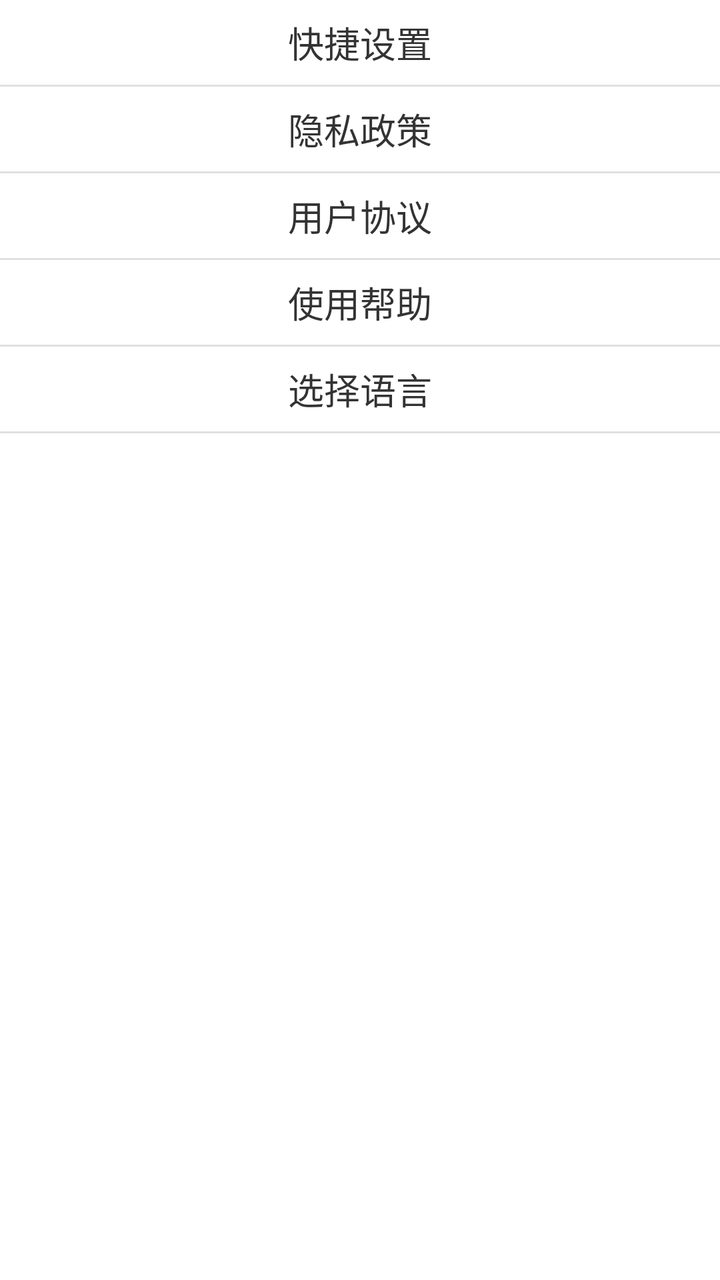
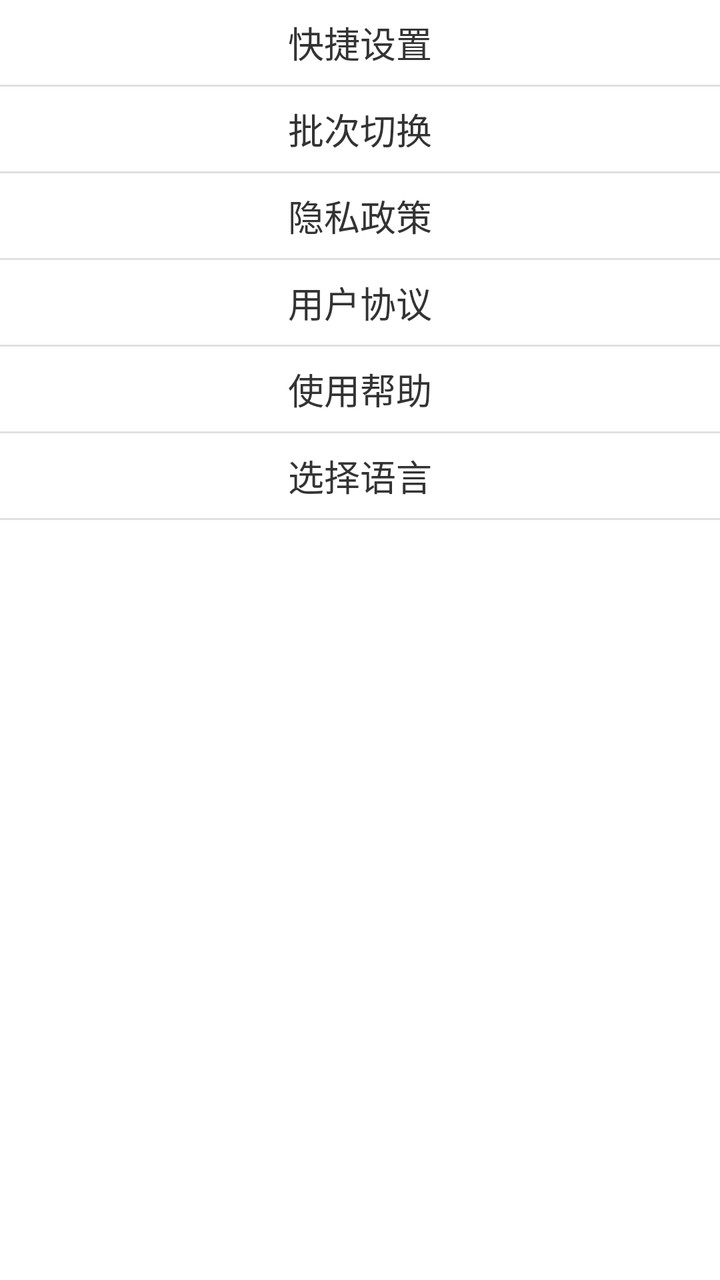

Screens rendered from an Android XML layout before and after an edit, with the pre-edit source and the edit as a unified diff.
<!-- AndroidManifest.xml: application theme AppTheme -->
<!-- res/layout/popup_main_menu.xml -->
<?xml version="1.0" encoding="utf-8"?>
<LinearLayout xmlns:android="http://schemas.android.com/apk/res/android"
    android:layout_width="match_parent"
    android:layout_height="wrap_content"
    android:orientation="vertical"
    android:background="#FFFFFF"
    android:elevation="10dp"
    android:minWidth="140dp">

    
    <TextView
        android:id="@+id/menu_item_quick_settings"
        android:layout_width="match_parent"
        android:layout_height="wrap_content"
        android:minHeight="40dp"
        android:text="@string/mix_menu_quick_settings"
        android:textSize="18sp"
        android:textColor="#333333"
        android:gravity="center"
        android:textAlignment="center"
        android:paddingStart="12dp"
        android:paddingEnd="12dp"
        android:paddingTop="8dp"
        android:paddingBottom="8dp"
        android:background="?attr/selectableItemBackground" />

    <View
        android:id="@+id/menu_divider_quick"
        android:layout_width="match_parent"
        android:layout_height="1dp"
        android:background="#E0E0E0" />

    <TextView
        android:id="@+id/menu_item_privacy_policy"
        android:layout_width="match_parent"
        android:layout_height="wrap_content"
        android:minHeight="39dp"
        android:text="@string/mix_menu_privacy_policy"
        android:textSize="18sp"
        android:textColor="#333333"
        android:gravity="center"
        android:textAlignment="center"
        android:paddingStart="12dp"
        android:paddingEnd="12dp"
        android:paddingTop="8dp"
        android:paddingBottom="8dp"
        android:background="?attr/selectableItemBackground" />

    <View
        android:layout_width="match_parent"
        android:layout_height="1dp"
        android:background="#E0E0E0" />

    <TextView
        android:id="@+id/menu_item_user_agreement"
        android:layout_width="match_parent"
        android:layout_height="wrap_content"
        android:minHeight="39dp"
        android:text="@string/mix_menu_user_agreement"
        android:textSize="18sp"
        android:textColor="#333333"
        android:gravity="center"
        android:textAlignment="center"
        android:paddingStart="12dp"
        android:paddingEnd="12dp"
        android:paddingTop="8dp"
        android:paddingBottom="8dp"
        android:background="?attr/selectableItemBackground" />

    <View
        android:layout_width="match_parent"
        android:layout_height="1dp"
        android:background="#E0E0E0" />

    <TextView
        android:id="@+id/menu_item_help"
        android:layout_width="match_parent"
        android:layout_height="wrap_content"
        android:minHeight="39dp"
        android:text="@string/mix_menu_help"
        android:textSize="18sp"
        android:textColor="#333333"
        android:gravity="center"
        android:textAlignment="center"
        android:paddingStart="12dp"
        android:paddingEnd="12dp"
        android:paddingTop="8dp"
        android:paddingBottom="8dp"
        android:background="?attr/selectableItemBackground" />

    <View
        android:layout_width="match_parent"
        android:layout_height="1dp"
        android:background="#E0E0E0" />

    <TextView
        android:id="@+id/menu_item_language"
        android:layout_width="match_parent"
        android:layout_height="wrap_content"
        android:minHeight="39dp"
        android:text="@string/mix_menu_language"
        android:textSize="18sp"
        android:textColor="#333333"
        android:gravity="center"
        android:textAlignment="center"
        android:paddingStart="12dp"
        android:paddingEnd="12dp"
        android:paddingTop="8dp"
        android:paddingBottom="8dp"
        android:background="?attr/selectableItemBackground" />

    <View
        android:layout_width="match_parent"
        android:layout_height="1dp"
        android:background="#E0E0E0" />

    <TextView
        android:id="@+id/menu_item_version"
        android:layout_width="match_parent"
        android:layout_height="wrap_content"
        android:minHeight="39dp"
        android:textSize="18sp"
        android:textColor="#333333"
        android:gravity="center"
        android:textAlignment="center"
        android:paddingStart="12dp"
        android:paddingEnd="12dp"
        android:paddingTop="8dp"
        android:paddingBottom="8dp" />

</LinearLayout>
<!-- resources referenced by this layout -->
<resources>
  <string name="mix_menu_help">使用帮助</string>
  <string name="mix_menu_language">选择语言</string>
  <string name="mix_menu_privacy_policy">隐私政策</string>
  <string name="mix_menu_quick_settings">快捷设置</string>
  <string name="mix_menu_user_agreement">用户协议</string>
  <style name="AppTheme" parent="Theme.AppCompat.Light.NoActionBar">
          <item name="colorPrimary">@color/colorPrimary</item>
          <item name="colorPrimaryDark">@color/colorPrimaryDark</item>
          <item name="colorAccent">@color/colorAccent</item>
      </style>
  <color name="colorPrimary">#009688</color>
  <color name="colorPrimaryDark">#00796B</color>
  <color name="colorAccent">#FF9800</color>
</resources>

<!-- the commit's change to res/layout/popup_main_menu.xml (unified diff, before → after) -->
@@ -30,6 +30,26 @@
         android:layout_height="1dp"
         android:background="#E0E0E0" />
 
+    <TextView
+        android:id="@+id/menu_item_batch"
+        android:layout_width="match_parent"
+        android:layout_height="wrap_content"
+        android:minHeight="39dp"
+        android:text="@string/mix_menu_batch"
+        android:textSize="18sp"
+        android:textColor="#333333"
+        android:gravity="center"
+        android:textAlignment="center"
+        android:paddingStart="12dp"
+        android:paddingEnd="12dp"
+        android:paddingTop="8dp"
+        android:paddingBottom="8dp"
+        android:background="?attr/selectableItemBackground" />
+
+    <View
+        android:layout_width="match_parent"
+        android:layout_height="1dp"
+        android:background="#E0E0E0" />
     <TextView
         android:id="@+id/menu_item_privacy_policy"
         android:layout_width="match_parent"
<!-- resource entries referenced after the edit -->
@@ -1,5 +1,6 @@
 <!-- resources referenced by this layout -->
 <resources>
+  <string name="mix_menu_batch">批次切换</string>
   <string name="mix_menu_help">使用帮助</string>
   <string name="mix_menu_language">选择语言</string>
   <string name="mix_menu_privacy_policy">隐私政策</string>
